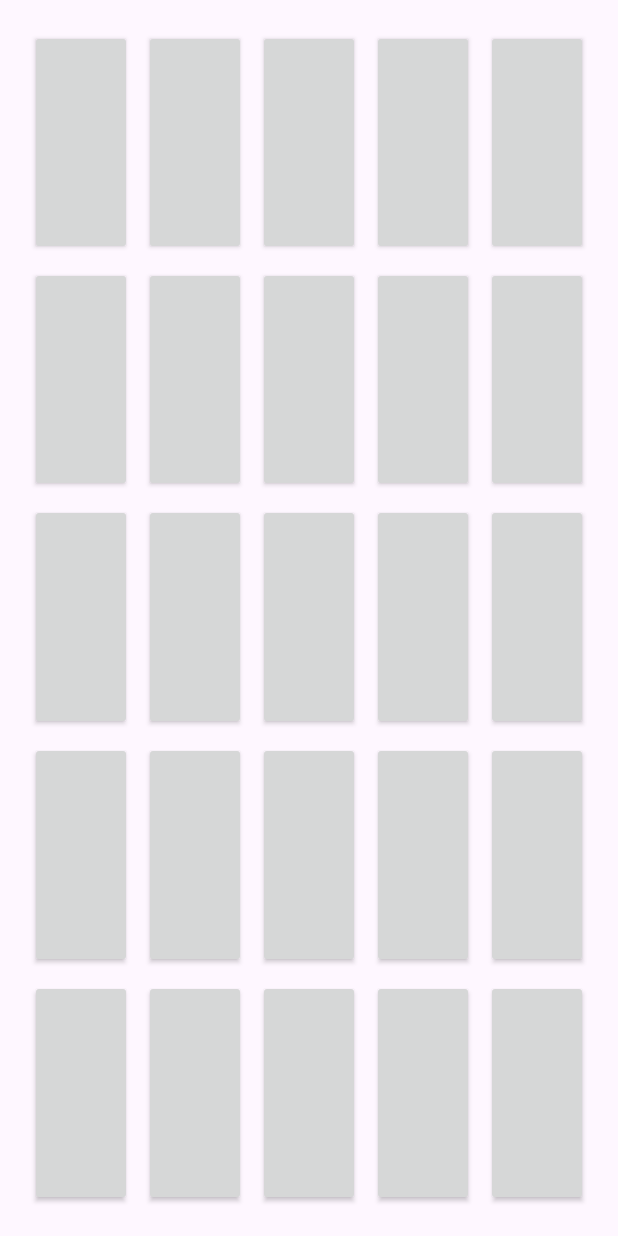
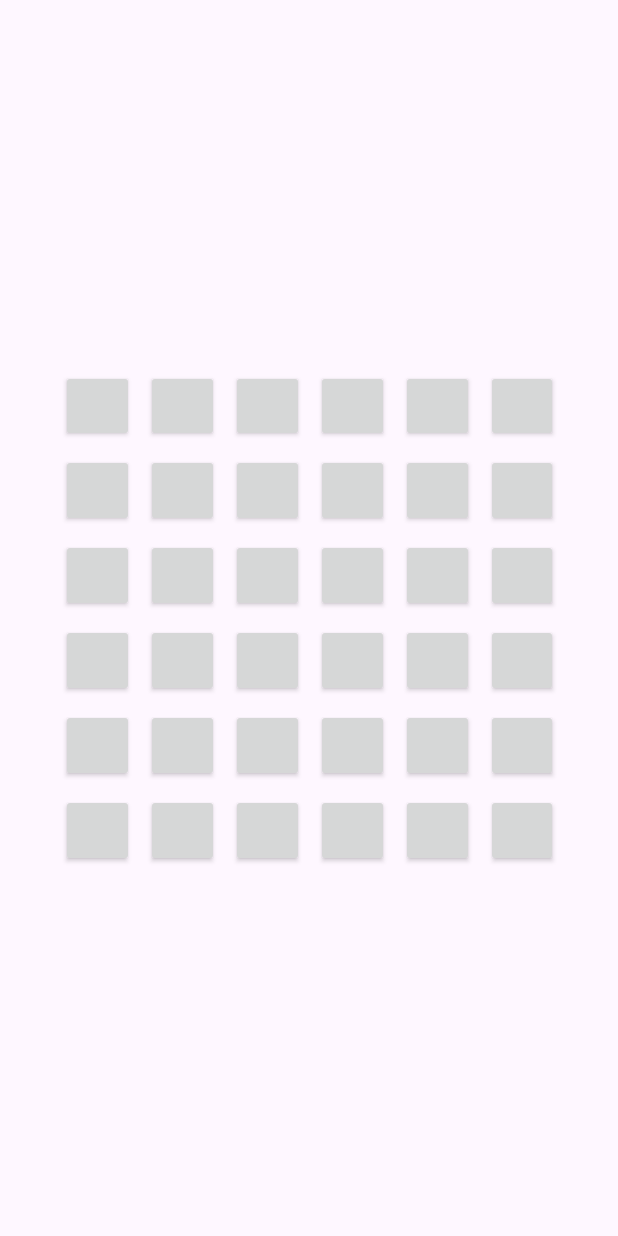
Before and after one commit to Ivan-Abr/Minesweeper_Android, an Android app: the screen it shows after launch (MainActivity before the commit, FieldActivity after it), on a phone screen of 412 x 824 dp. Run offline under Robolectric (Android 15) with nearby library versions, the phone set to English and light mode, and no system bars.

Commit message:
MA - Поле по центру

```diff
--- /dev/null
+++ b/app/src/main/java/com/example/minesweeper/FieldActivity.kt
@@ -0,0 +1,39 @@
+package com.example.minesweeper
+
+import android.os.Bundle
+import android.widget.Button
+import android.widget.GridLayout
+import androidx.activity.enableEdgeToEdge
+import androidx.appcompat.app.AppCompatActivity
+
+class FieldActivity : AppCompatActivity() {
+
+    private val n = 6
+    override fun onCreate(savedInstanceState: Bundle?) {
+        super.onCreate(savedInstanceState)
+        enableEdgeToEdge()
+        setContentView(R.layout.activity_field)
+
+        val gridLayout = findViewById<GridLayout>(R.id.gridLayout)
+        gridLayout.columnCount = n
+        gridLayout.rowCount = n
+
+        for (i in 0 until n * n) {
+            val button = Button(this).apply {
+                text = ""
+                setOnClickListener {
+                    text = if (text == "") "X"
+                    else ""
+                }
+            }
+            val params = GridLayout.LayoutParams().apply {
+                width = 0
+                height = 0
+                rowSpec = GridLayout.spec(i / n, 1f)
+                columnSpec = GridLayout.spec(i % n, 1f)
+            }
+            button.layoutParams = params
+            gridLayout.addView(button)
+        }
+    }
+}
--- a/app/src/main/java/com/example/minesweeper/MainActivity.kt
+++ b/app/src/main/java/com/example/minesweeper/MainActivity.kt
@@ -1,5 +1,6 @@
 package com.example.minesweeper
 
+import android.content.Intent
 import android.os.Bundle
 import android.widget.Button
 import android.widget.GridLayout
@@ -7,32 +8,14 @@ import androidx.appcompat.app.AppCompatActivity
 
 class MainActivity : AppCompatActivity() {
 
-    private val N = 5  // Размер поля
-
     override fun onCreate(savedInstanceState: Bundle?) {
         super.onCreate(savedInstanceState)
         setContentView(R.layout.activity_main)
+        getToFieldActivity()
+    }
 
-        val gridLayout = findViewById<GridLayout>(R.id.gridLayout)
-        gridLayout.columnCount = N
-        gridLayout.rowCount = N
-
-        for (i in 0 until N * N) {
-            val button = Button(this).apply {
-                text = ""
-                setOnClickListener {
-                    text = if (text == "") "X"
-                    else ""// Здесь можно добавить логику игры
-                }
-            }
-            val params = GridLayout.LayoutParams().apply {
-                width = 0
-                height = 0
-                rowSpec = GridLayout.spec(i / N, 1f)
-                columnSpec = GridLayout.spec(i % N, 1f)
-            }
-            button.layoutParams = params
-            gridLayout.addView(button)
-        }
+    private fun getToFieldActivity(){
+        val intent = Intent(this, FieldActivity::class.java)
+        startActivity(intent)
     }
 }
--- /dev/null
+++ b/app/src/main/res/layout/activity_field.xml
@@ -0,0 +1,27 @@
+<?xml version="1.0" encoding="utf-8"?>
+<androidx.constraintlayout.widget.ConstraintLayout xmlns:android="http://schemas.android.com/apk/res/android"
+    xmlns:tools="http://schemas.android.com/tools"
+    xmlns:app="http://schemas.android.com/apk/res-auto"
+    android:id="@+id/main"
+    android:layout_width="match_parent"
+    android:layout_height="match_parent"
+    tools:context=".FieldActivity"
+    tools:ignore="ExtraText">
+
+    <GridLayout
+        android:id="@+id/gridLayout"
+        android:layout_width="350dp"
+        android:layout_height="350dp"
+        android:padding="5dp"
+        android:columnCount="5"
+        android:rowCount="5"
+        android:textAlignment="center"
+        android:alignmentMode="alignMargins"
+        android:useDefaultMargins="true"
+        app:layout_constraintTop_toTopOf="parent"
+        app:layout_constraintStart_toStartOf="parent"
+        app:layout_constraintEnd_toEndOf="parent"
+        app:layout_constraintBottom_toBottomOf="parent"
+        tools:ignore="MissingConstraints" />
+
+</androidx.constraintlayout.widget.ConstraintLayout>
```
